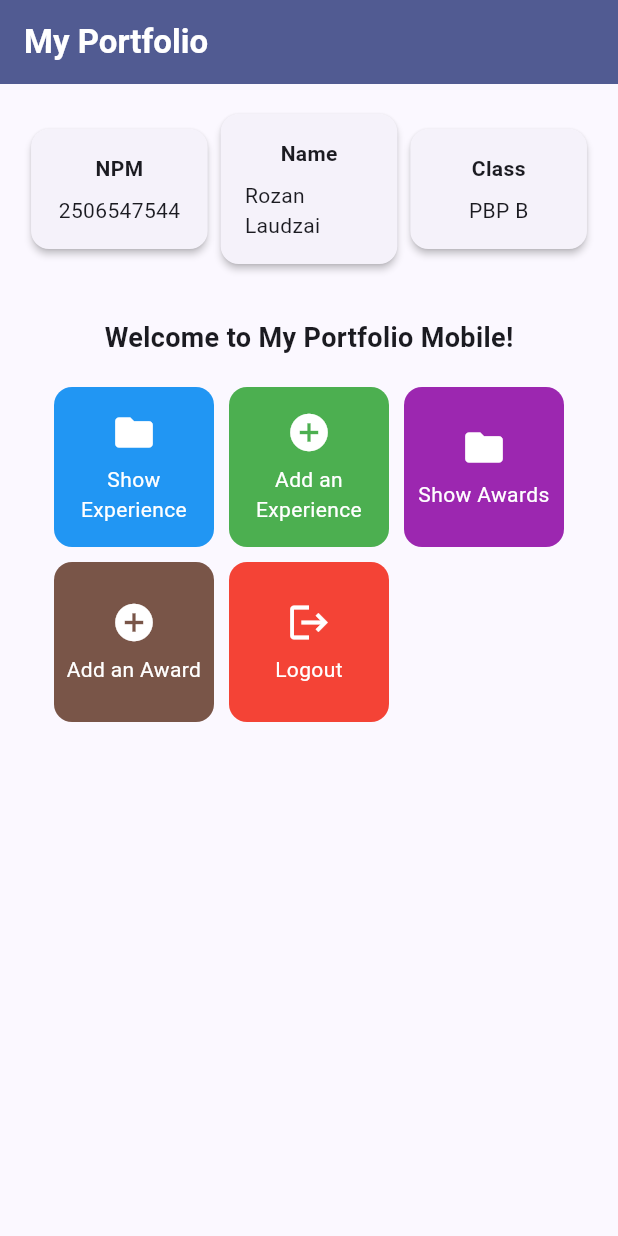
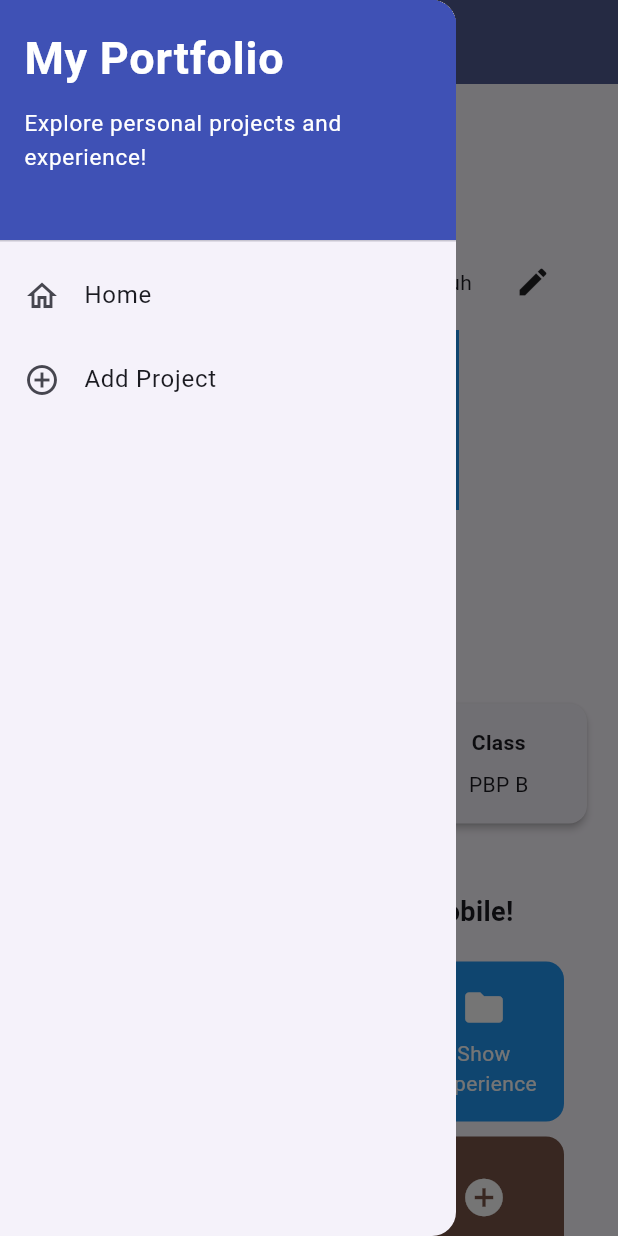
Before and after one commit to rozanlaudzai/myportfolio_mobile, a Flutter app: the screen it shows after launch, with the side drawer open (before the commit the screen has no drawer), on a phone screen of 412 x 824 dp. Run offline on Flutter 3.47's test engine with Material 3 defaults, Android fonts, the phone set to English and light mode, and no system bars; our stand-ins replace material_ui.

Commit message:
feat: add project form page

```diff
--- a/lib/main.dart
+++ b/lib/main.dart
@@ -1,6 +1,6 @@
-import 'package:flutter/material.dart';
+import 'package:material_ui/material_ui.dart';
 
-import 'package:myportfolio_mobile/menu.dart';
+import 'package:myportfolio_mobile/screens/menu.dart';
 
 void main() {
   runApp(const MyApp());
--- a/lib/menu.dart
+++ b/lib/screens/menu.dart
@@ -1,66 +1,6 @@
-import 'package:flutter/material.dart';
-
-class ItemHomePage {
-  final String name;
-  final IconData icon;
-  final Color color;
-
-  ItemHomePage(this.name, this.icon, this.color);
-}
-
-class ItemCard extends StatelessWidget {
-  final ItemHomePage item;
-
-  const ItemCard(this.item, {super.key});
-
-  @override
-  Widget build(BuildContext context) {
-    return Material(
-      // menggunakan warna sekunder dari skema tema aplikasi
-      color: item.color,
-      borderRadius: BorderRadius.circular(12),
-      clipBehavior: Clip.antiAlias,
-      child: InkWell(
-        overlayColor: WidgetStateProperty.resolveWith<Color?>((states) {
-          if (states.contains(WidgetState.pressed)) {
-            return Colors.black.withValues(alpha: 0.3);
-          }
-          return null;
-        }),
-        // aksi ketika kartu ditekan oleh pengguna
-        onTap: () {
-          // menampilkan SnackBar dengan pesan interaktif
-          ScaffoldMessenger.of(context)
-            ..hideCurrentSnackBar()
-            ..showSnackBar(
-              SnackBar(content: Text('You pressed button ${item.name}!'))
-            );
-        },
-        child: Padding(
-          padding: const EdgeInsets.all(8),
-          child: Center(
-            child: Column(
-              mainAxisAlignment: MainAxisAlignment.center,
-              children: [
-                Icon(
-                  item.icon,
-                  color: Colors.white,
-                  size: 30.0
-                ),
-                const Padding(padding: EdgeInsets.all(3)),
-                Text(
-                  item.name,
-                  textAlign: TextAlign.center,
-                  style: const TextStyle(color: Colors.white)
-                )
-              ],
-            )
-          )
-        )
-      )
-    );
-  }
-}
+import 'package:material_ui/material_ui.dart';
+import 'package:myportfolio_mobile/widgets/left_drawer.dart';
+import 'package:myportfolio_mobile/widgets/project_card.dart';
 
 class InfoCard extends StatelessWidget {
   // kartu informasi yang menampilkan judul (title) dan isi (content)
@@ -102,6 +42,8 @@ class MyHomePage extends StatelessWidget {
   final String courseClass = 'PBP B';
 
   final List<ItemHomePage> items = [
+    ItemHomePage('Show Projects', Icons.folder, Colors.yellow),
+    ItemHomePage('Add a Project', Icons.add_circle, Colors.yellow),
     ItemHomePage('Show Experience', Icons.folder, Colors.blue),
     ItemHomePage('Add an Experience', Icons.add_circle, Colors.green),
     ItemHomePage('Show Awards', Icons.folder, Colors.purple),
@@ -124,12 +66,81 @@ class MyHomePage extends StatelessWidget {
         ),
         backgroundColor: Theme.of(context).colorScheme.primary,
       ),
+
+      drawer: const LeftDrawer(),
+
       // Body halaman utama dengan padding di sekelilingnya.
-      body: Padding(
+      body: SingleChildScrollView(
         padding: const EdgeInsets.all(16.0),
         child: Column(
           crossAxisAlignment: CrossAxisAlignment.center,
           children: [
+
+            const Text('This is Column:'),
+            Column(
+              children: [
+                const Text('mantap'),
+                const Text('gila kamu'),
+                const Icon(Icons.person)
+              ],
+            ),
+
+            const Text('This is Row:'),
+            Row(
+              mainAxisAlignment: .spaceEvenly,
+              children: [
+                const Icon(Icons.person_2),
+                const Icon(Icons.person_2_outlined),
+                const Icon(Icons.person_3_sharp),
+                const SizedBox(width: 5),
+                const Text('Burhan bruh'),
+                const Icon(Icons.edit),
+              ],
+            ),
+
+            const Text('This is Stack:'),
+            Stack(
+              alignment: .center,
+              children: [
+                Container(
+                  width: 200,
+                  height: 120,
+                  color: Colors.blue,
+                ),
+                const Text(
+                  'My Portfolio',
+                  style: TextStyle(
+                    color: Colors.white,
+                    fontSize: 20,
+                  ),
+                ),
+                const Text(
+                  'walawe',
+                  style: TextStyle(
+                    color: Colors.red,
+                    fontSize: 20,
+                  ),
+                ),
+              ],
+            ),
+
+            const Text('This is GridView:'),
+            GridView.count(
+              shrinkWrap: true,
+              crossAxisCount: 4,
+              children: [
+                Card(
+                  child: Text('Card 1'),
+                ),
+                Card(
+                  child: Text('Card 2'),
+                ),
+                Card(
+                  child: Text('Card 3'),
+                ),
+              ]
+            ),
+
             // Baris horizontal untuk menampilkan 3 InfoCard secara sejajar.
             Row(
               mainAxisAlignment: MainAxisAlignment.spaceEvenly,
@@ -159,16 +170,14 @@ class MyHomePage extends StatelessWidget {
 
                   // GridView menampilkan kartu tombol dalam tata letak kisi 3 kolom.
                   GridView.count(
-                    primary: true,
+                    crossAxisCount: 3,
+                    // shrinkWrap agar ukuran kisi menyesuaikan tinggi konten anak.
+                    shrinkWrap: true,
+                    physics: const NeverScrollableScrollPhysics(),
                     padding: const EdgeInsets.all(20),
                     crossAxisSpacing: 10,
                     mainAxisSpacing: 10,
-                    crossAxisCount: 3,
-                    // shrinkWrap agar ukuran kisi menyesuaikan tinggi konten anak.
-                    shrinkWrap: true,
-                    children: items.map((ItemHomePage item) {
-                      return ItemCard(item);
-                    }).toList(),
+                    children: items.map((ItemHomePage item) => ItemCard(item)).toList(),
                   ),
                 ],
               ),
--- /dev/null
+++ b/lib/widgets/left_drawer.dart
@@ -0,0 +1,69 @@
+import 'package:material_ui/material_ui.dart';
+import 'package:myportfolio_mobile/screens/menu.dart';
+import 'package:myportfolio_mobile/screens/project_form.dart';
+
+class LeftDrawer extends StatelessWidget {
+  const LeftDrawer({super.key});
+
+  @override
+  Widget build(BuildContext context) {
+    return Drawer(
+      child: ListView(
+        children: [
+          const DrawerHeader(
+            decoration: BoxDecoration(
+              color: Colors.indigo,
+            ),
+            child: Column(
+              crossAxisAlignment: .start,
+              children: [
+                Text(
+                  'My Portfolio',
+                  style: TextStyle(
+                    fontSize: 30,
+                    fontWeight: .bold,
+                    color: Colors.white
+                  )
+                ),
+                SizedBox(height: 10),
+                Text(
+                  'Explore personal projects and experience!',
+                  style: TextStyle(
+                    fontSize: 15,
+                    color: Colors.white
+                  ),
+                )
+              ],
+            ),
+          ),
+          ListTile(
+            leading: const Icon(Icons.home_outlined),
+            title: const Text('Home'),
+            // Navigasi ke halaman utama portfolio
+            onTap: () {
+              Navigator.pushReplacement(
+                context,
+                MaterialPageRoute(
+                  builder: (context) => MyHomePage()
+                )
+              );
+            },
+          ),
+          ListTile(
+            leading: const Icon(Icons.add_circle_outline),
+            title: const Text('Add Project'),
+            // Navigasi ke halaman utama Project
+            onTap: () {
+              Navigator.push(
+                context,
+                MaterialPageRoute(
+                  builder: (context) => const ProjectFormPage()
+                )
+              );
+            },
+          ),
+        ],
+      ),
+    );
+  }
+}
--- /dev/null
+++ b/lib/widgets/project_card.dart
@@ -0,0 +1,74 @@
+import 'package:material_ui/material_ui.dart';
+import 'package:myportfolio_mobile/screens/project_form.dart';
+
+class ItemHomePage {
+  final String name;
+  final IconData icon;
+  final Color color;
+
+  ItemHomePage(this.name, this.icon, this.color);
+}
+
+class ItemCard extends StatelessWidget {
+  final ItemHomePage item;
+
+  const ItemCard(this.item, {super.key});
+
+  @override
+  Widget build(BuildContext context) {
+    return Material(
+      // menggunakan warna sekunder dari skema tema aplikasi
+      color: item.color,
+      borderRadius: BorderRadius.circular(12),
+      clipBehavior: Clip.antiAlias,
+      child: InkWell(
+        overlayColor: WidgetStateProperty.resolveWith<Color?>((states) {
+          if (states.contains(WidgetState.pressed)) {
+            return Colors.black.withValues(alpha: 0.3);
+          }
+          return null;
+        }),
+        // aksi ketika kartu ditekan oleh pengguna
+        onTap: () {
+          // menampilkan SnackBar dengan pesan interaktif
+          ScaffoldMessenger.of(context)
+            ..hideCurrentSnackBar()
+            ..showSnackBar(
+              SnackBar(content: Text('You pressed button ${item.name}!'))
+            );
+
+          // Navigate ke halaman yang sesuai
+          if (item.name == "Add a Project") {
+            Navigator.push(
+              context,
+              MaterialPageRoute(
+                builder: (context) => const ProjectFormPage()
+              )
+            );
+          }
+        },
+        child: Padding(
+          padding: const EdgeInsets.all(8),
+          child: Center(
+            child: Column(
+              mainAxisAlignment: MainAxisAlignment.center,
+              children: [
+                Icon(
+                  item.icon,
+                  color: Colors.white,
+                  size: 30.0
+                ),
+                const Padding(padding: EdgeInsets.all(3)),
+                Text(
+                  item.name,
+                  textAlign: TextAlign.center,
+                  style: const TextStyle(color: Colors.white)
+                )
+              ],
+            )
+          )
+        )
+      )
+    );
+  }
+}
--- a/pubspec.yaml
+++ b/pubspec.yaml
@@ -34,6 +34,7 @@ dependencies:
   # The following adds the Cupertino Icons font to your application.
   # Use with the CupertinoIcons class for iOS style icons.
   cupertino_icons: ^1.0.8
+  material_ui: ^1.11.1
 
 dev_dependencies:
   flutter_test:
```
Also changed, not shown: lib/screens/project_form.dart (added, +204 -0 lines), pubspec.lock.
